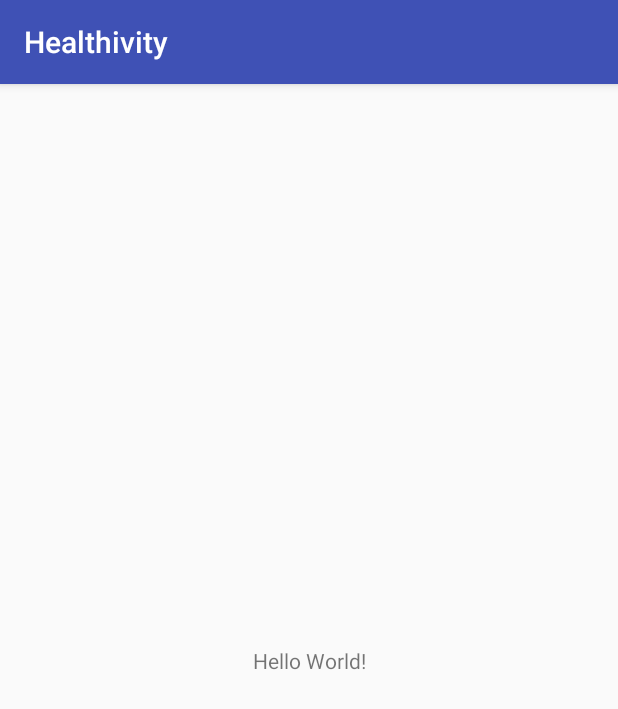
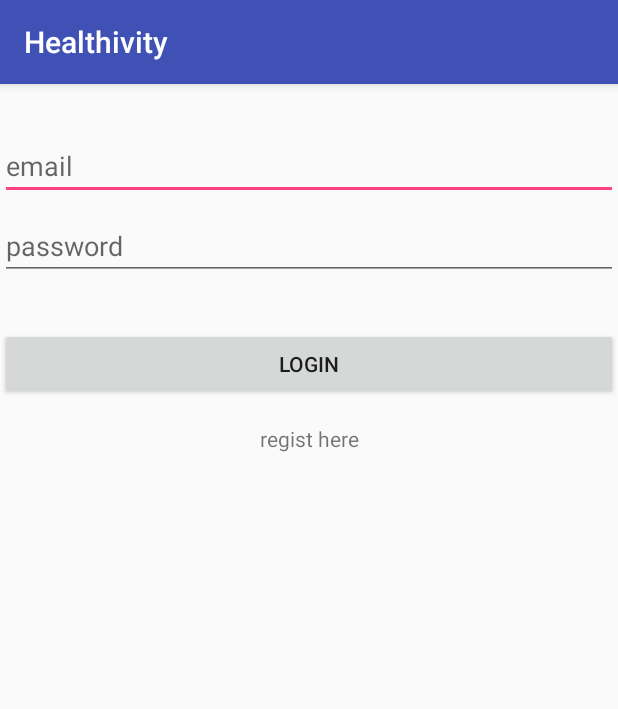
Before and after one commit to faizzfanani/Healthivity, an Android app: the screen it shows after launch (LoginActivity), on a phone screen of 412 x 824 dp. Shown: the top 709 px of the screen. Run offline under Robolectric (Android 15) with nearby library versions, the phone set to English and light mode, and no system bars; our stand-ins replace Firebase (no records; nobody signed in at launch, a user with empty details on screens opened directly).

Commit message:
firebase auth (login & register)

```diff
--- a/app/build.gradle
+++ b/app/build.gradle
@@ -1,11 +1,11 @@
 apply plugin: 'com.android.application'
 
 android {
-    compileSdkVersion 28
+    compileSdkVersion 27
     defaultConfig {
         applicationId "com.kontrakanelite.healthivity"
         minSdkVersion 24
-        targetSdkVersion 28
+        targetSdkVersion 27
         versionCode 1
         versionName "1.0"
         testInstrumentationRunner "android.support.test.runner.AndroidJUnitRunner"
@@ -20,7 +20,7 @@ android {
 
 dependencies {
     implementation fileTree(dir: 'libs', include: ['*.jar'])
-    implementation 'com.android.support:appcompat-v7:28.0.0'
+    implementation 'com.android.support:appcompat-v7:27.1.1'
     implementation 'com.android.support.constraint:constraint-layout:1.1.3'
     implementation 'com.google.firebase:firebase-core:16.0.1'
     implementation 'com.google.firebase:firebase-auth:16.0.1'
--- a/app/src/main/AndroidManifest.xml
+++ b/app/src/main/AndroidManifest.xml
@@ -16,6 +16,8 @@
                 <category android:name="android.intent.category.LAUNCHER" />
             </intent-filter>
         </activity>
+        <activity android:name=".RegistActivity" />
+        <activity android:name=".HomeActivity"></activity>
     </application>
 
 </manifest>
--- a/app/src/main/res/layout/activity_login.xml
+++ b/app/src/main/res/layout/activity_login.xml
@@ -6,13 +6,47 @@
     android:layout_height="match_parent"
     tools:context=".LoginActivity">
 
-    <TextView
-        android:layout_width="wrap_content"
+    <EditText
+        android:id="@+id/etEmailLogin"
+        android:layout_width="match_parent"
         android:layout_height="wrap_content"
-        android:text="Hello World!"
-        app:layout_constraintBottom_toBottomOf="parent"
-        app:layout_constraintLeft_toLeftOf="parent"
-        app:layout_constraintRight_toRightOf="parent"
+        android:layout_marginTop="32dp"
+        android:hint="email"
+        android:inputType="textEmailAddress"
+        app:layout_constraintEnd_toEndOf="parent"
+        app:layout_constraintStart_toStartOf="parent"
         app:layout_constraintTop_toTopOf="parent" />
 
+    <EditText
+        android:id="@+id/etPasswordLogin"
+        android:layout_width="match_parent"
+        android:layout_height="wrap_content"
+        android:layout_marginTop="8dp"
+        android:hint="password"
+        android:inputType="textPassword"
+        app:layout_constraintEnd_toEndOf="parent"
+        app:layout_constraintStart_toStartOf="parent"
+        app:layout_constraintTop_toBottomOf="@+id/etEmailLogin" />
+
+    <Button
+        android:id="@+id/btnLogin"
+        android:layout_width="match_parent"
+        android:layout_height="wrap_content"
+        android:layout_marginTop="32dp"
+        android:text="login"
+        app:layout_constraintEnd_toEndOf="parent"
+        app:layout_constraintStart_toStartOf="parent"
+        app:layout_constraintTop_toBottomOf="@+id/etPasswordLogin" />
+
+    <TextView
+        android:id="@+id/tvToRegist"
+        android:layout_width="match_parent"
+        android:layout_height="wrap_content"
+        android:layout_marginTop="16dp"
+        android:textAlignment="center"
+        android:text="regist here"
+        app:layout_constraintEnd_toEndOf="parent"
+        app:layout_constraintStart_toStartOf="parent"
+        app:layout_constraintTop_toBottomOf="@+id/btnLogin" />
+
 </android.support.constraint.ConstraintLayout>
```
Also changed, not shown: app/src/main/java/com/kontrakanelite/healthivity/HomeActivity.java (added, +13 -0 lines), app/src/main/java/com/kontrakanelite/healthivity/LoginActivity.java (+129 -0 lines), app/src/main/java/com/kontrakanelite/healthivity/RegistActivity.java (added, +183 -0 lines), app/src/main/java/com/kontrakanelite/healthivity/User.java (added, +37 -0 lines), app/src/main/res/layout/activity_home.xml (added, +9 -0 lines), app/src/main/res/layout/activity_regist.xml (added, +86 -0 lines).
